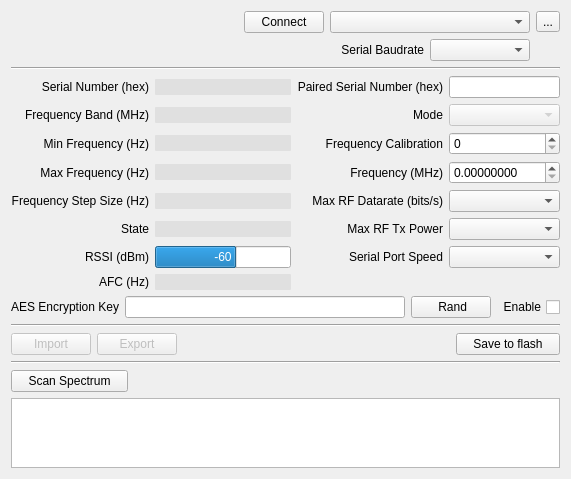
This is ground/openpilotgcs/src/plugins/pipxtreme/pipxtreme.ui in openpilot/OpenPilot as Qt 5 draws it before an edit. The edited form follows.
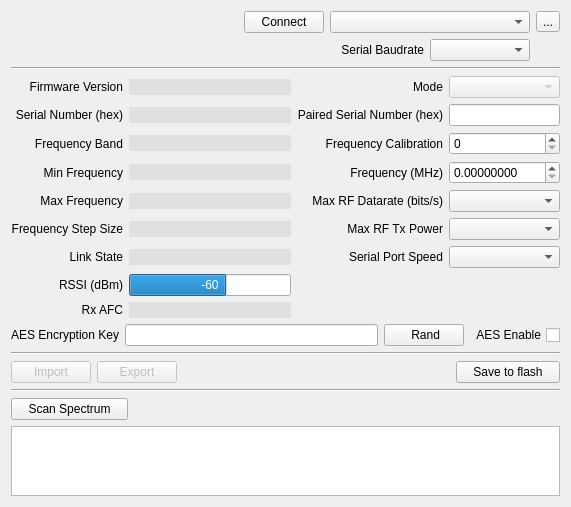
This is the edited form.

Commit message: New PipX config protocol packets - YOU NEED TO UPDATE YOUR PIPX FIRMWARE to use plugin.

```diff
--- a/ground/openpilotgcs/src/plugins/pipxtreme/pipxtreme.ui
+++ b/ground/openpilotgcs/src/plugins/pipxtreme/pipxtreme.ui
@@ -7,7 +7,7 @@
     <x>0</x>
     <y>0</y>
     <width>571</width>
-    <height>460</height>
+    <height>486</height>
    </rect>
   </property>
   <property name="windowTitle">
@@ -115,7 +115,7 @@
    </item>
    <item>
     <layout class="QGridLayout" name="gridLayout">
-     <item row="0" column="0">
+     <item row="1" column="0">
       <widget class="QLabel" name="label_2">
        <property name="text">
         <string>Serial Number (hex)</string>
@@ -125,7 +125,7 @@
        </property>
       </widget>
      </item>
-     <item row="0" column="1">
+     <item row="1" column="1">
       <widget class="QLineEdit" name="lineEdit_SerialNumber">
        <property name="sizePolicy">
         <sizepolicy hsizetype="Preferred" vsizetype="Fixed">
@@ -173,55 +173,17 @@
        </property>
       </widget>
      </item>
-     <item row="0" column="2">
-      <widget class="QLabel" name="label">
-       <property name="text">
-        <string>Paired Serial Number (hex)</string>
-       </property>
-       <property name="alignment">
-        <set>Qt::AlignRight|Qt::AlignTrailing|Qt::AlignVCenter</set>
-       </property>
-      </widget>
-     </item>
-     <item row="0" column="3">
-      <widget class="QLineEdit" name="lineEdit_PairedSerialNumber">
-       <property name="sizePolicy">
-        <sizepolicy hsizetype="Preferred" vsizetype="Fixed">
-         <horstretch>0</horstretch>
-         <verstretch>0</verstretch>
-        </sizepolicy>
-       </property>
-       <property name="maximumSize">
-        <size>
-         <width>16777215</width>
-         <height>16777215</height>
-        </size>
-       </property>
-       <property name="toolTip">
-        <string>Serial number of the remote modem you want to pair with</string>
-       </property>
-       <property name="styleSheet">
-        <string notr="true"/>
-       </property>
-       <property name="maxLength">
-        <number>8</number>
-       </property>
-       <property name="alignment">
-        <set>Qt::AlignLeading|Qt::AlignLeft|Qt::AlignVCenter</set>
-       </property>
-      </widget>
-     </item>
-     <item row="1" column="0">
+     <item row="2" column="0">
       <widget class="QLabel" name="label_10">
        <property name="text">
-        <string>Frequency Band (MHz)</string>
+        <string>Frequency Band</string>
        </property>
        <property name="alignment">
         <set>Qt::AlignRight|Qt::AlignTrailing|Qt::AlignVCenter</set>
        </property>
       </widget>
      </item>
-     <item row="1" column="1">
+     <item row="2" column="1">
       <widget class="QLineEdit" name="lineEdit_FrequencyBand">
        <property name="sizePolicy">
         <sizepolicy hsizetype="Preferred" vsizetype="Fixed">
@@ -262,17 +224,17 @@
        </property>
       </widget>
      </item>
-     <item row="2" column="0">
+     <item row="3" column="0">
       <widget class="QLabel" name="label_3">
        <property name="text">
-        <string>Min Frequency (Hz)</string>
+        <string>Min Frequency</string>
        </property>
        <property name="alignment">
         <set>Qt::AlignRight|Qt::AlignTrailing|Qt::AlignVCenter</set>
        </property>
       </widget>
      </item>
-     <item row="2" column="1">
+     <item row="3" column="1">
       <widget class="QLineEdit" name="lineEdit_MinFrequency">
        <property name="sizePolicy">
         <sizepolicy hsizetype="Preferred" vsizetype="Fixed">
@@ -313,17 +275,17 @@
        </property>
       </widget>
      </item>
-     <item row="3" column="0">
+     <item row="4" column="0">
       <widget class="QLabel" name="label_4">
        <property name="text">
-        <string>Max Frequency (Hz)</string>
+        <string>Max Frequency</string>
        </property>
        <property name="alignment">
         <set>Qt::AlignRight|Qt::AlignTrailing|Qt::AlignVCenter</set>
        </property>
       </widget>
      </item>
-     <item row="3" column="1">
+     <item row="4" column="1">
       <widget class="QLineEdit" name="lineEdit_MaxFrequency">
        <property name="sizePolicy">
         <sizepolicy hsizetype="Preferred" vsizetype="Fixed">
@@ -364,17 +326,17 @@
        </property>
       </widget>
      </item>
-     <item row="4" column="0">
+     <item row="5" column="0">
       <widget class="QLabel" name="label_12">
        <property name="text">
-        <string>Frequency Step Size (Hz)</string>
+        <string>Frequency Step Size</string>
        </property>
        <property name="alignment">
         <set>Qt::AlignRight|Qt::AlignTrailing|Qt::AlignVCenter</set>
        </property>
       </widget>
      </item>
-     <item row="4" column="1">
+     <item row="5" column="1">
       <widget class="QLineEdit" name="lineEdit_FrequencyStepSize">
        <property name="sizePolicy">
         <sizepolicy hsizetype="Preferred" vsizetype="Fixed">
@@ -415,18 +377,18 @@
        </property>
       </widget>
      </item>
-     <item row="5" column="0">
+     <item row="6" column="0">
       <widget class="QLabel" name="label_11">
        <property name="text">
-        <string>State</string>
+        <string>Link State</string>
        </property>
        <property name="alignment">
         <set>Qt::AlignRight|Qt::AlignTrailing|Qt::AlignVCenter</set>
        </property>
       </widget>
      </item>
-     <item row="5" column="1">
-      <widget class="QLineEdit" name="lineEdit_State">
+     <item row="6" column="1">
+      <widget class="QLineEdit" name="lineEdit_LinkState">
        <property name="sizePolicy">
         <sizepolicy hsizetype="Preferred" vsizetype="Fixed">
          <horstretch>0</horstretch>
@@ -466,40 +428,109 @@
        </property>
       </widget>
      </item>
-     <item row="6" column="3">
-      <widget class="QComboBox" name="comboBox_SerialPortSpeed">
-       <property name="maximumSize">
-        <size>
-         <width>16777215</width>
-         <height>16777215</height>
-        </size>
+     <item row="7" column="0">
+      <widget class="QLabel" name="label_16">
+       <property name="text">
+        <string>RSSI (dBm)</string>
        </property>
+       <property name="alignment">
+        <set>Qt::AlignRight|Qt::AlignTrailing|Qt::AlignVCenter</set>
+       </property>
+      </widget>
+     </item>
+     <item row="7" column="1">
+      <widget class="QProgressBar" name="progressBar_RSSI">
        <property name="toolTip">
-        <string>Set the modems serial port speed</string>
+        <string>Received Signal Stremght Indicator</string>
        </property>
+       <property name="minimum">
+        <number>-120</number>
+       </property>
+       <property name="maximum">
+        <number>-20</number>
+       </property>
+       <property name="value">
+        <number>-60</number>
+       </property>
+       <property name="textVisible">
+        <bool>true</bool>
+       </property>
+       <property name="format">
+        <string>%v</string>
+       </property>
       </widget>
      </item>
-     <item row="5" column="3">
-      <widget class="QComboBox" name="comboBox_MaxRFTxPower">
-       <property name="maximumSize">
-        <size>
-         <width>16777215</width>
-         <height>16777215</height>
-        </size>
+     <item row="8" column="0">
+      <widget class="QLabel" name="label_17">
+       <property name="text">
+        <string>Rx AFC</string>
        </property>
-       <property name="toolTip">
-        <string>Set the maximum TX output power the modem will use</string>
+       <property name="alignment">
+        <set>Qt::AlignRight|Qt::AlignTrailing|Qt::AlignVCenter</set>
        </property>
-       <property name="layoutDirection">
-        <enum>Qt::LeftToRight</enum>
+      </widget>
+     </item>
+     <item row="8" column="1">
+      <widget class="QLineEdit" name="lineEdit_RxAFC">
+       <property name="styleSheet">
+        <string notr="true">QLineEdit {
+  border: none;
+  border-radius: 1px;
+  padding: 0 8px;
+  background: rgba(0, 0, 0, 16);
+/*  background: transparent; */
+/*     selection-background-color: darkgray;*/
+}</string>
        </property>
-       <property name="modelColumn">
-        <number>0</number>
+       <property name="readOnly">
+        <bool>true</bool>
        </property>
       </widget>
      </item>
-     <item row="4" column="3">
-      <widget class="QComboBox" name="comboBox_MaxRFBandwidth">
+     <item row="0" column="0">
+      <widget class="QLabel" name="label_9">
+       <property name="text">
+        <string>Firmware Version</string>
+       </property>
+       <property name="alignment">
+        <set>Qt::AlignRight|Qt::AlignTrailing|Qt::AlignVCenter</set>
+       </property>
+      </widget>
+     </item>
+     <item row="0" column="1">
+      <widget class="QLineEdit" name="lineEdit_FirmwareVersion">
+       <property name="font">
+        <font>
+         <weight>75</weight>
+         <bold>true</bold>
+        </font>
+       </property>
+       <property name="styleSheet">
+        <string notr="true">QLineEdit {
+  border: none;
+  border-radius: 1px;
+  padding: 0 8px;
+  background: rgba(0, 0, 0, 16);
+/*  background: transparent; */
+/*     selection-background-color: darkgray;*/
+}</string>
+       </property>
+       <property name="frame">
+        <bool>false</bool>
+       </property>
+       <property name="readOnly">
+        <bool>true</bool>
+       </property>
+      </widget>
+     </item>
+     <item row="2" column="3">
+      <widget class="QSpinBox" name="spinBox_FrequencyCalibration">
+       <property name="sizePolicy">
+        <sizepolicy hsizetype="Preferred" vsizetype="Fixed">
+         <horstretch>0</horstretch>
+         <verstretch>0</verstretch>
+        </sizepolicy>
+       </property>
        <property name="maximumSize">
         <size>
          <width>16777215</width>
@@ -507,7 +538,23 @@
         </size>
        </property>
        <property name="toolTip">
-        <string>Set the maximum RF datarate/channel bandwidth the modem will use</string>
+        <string>Calibrate the modems RF carrier frequency</string>
+       </property>
+       <property name="accelerated">
+        <bool>true</bool>
+       </property>
+       <property name="maximum">
+        <number>255</number>
+       </property>
+      </widget>
+     </item>
+     <item row="2" column="2">
+      <widget class="QLabel" name="label_13">
+       <property name="text">
+        <string>Frequency Calibration</string>
+       </property>
+       <property name="alignment">
+        <set>Qt::AlignRight|Qt::AlignTrailing|Qt::AlignVCenter</set>
        </property>
       </widget>
      </item>
@@ -548,61 +595,6 @@
        </property>
       </widget>
      </item>
-     <item row="2" column="3">
-      <widget class="QSpinBox" name="spinBox_FrequencyCalibration">
-       <property name="sizePolicy">
-        <sizepolicy hsizetype="Preferred" vsizetype="Fixed">
-         <horstretch>0</horstretch>
-         <verstretch>0</verstretch>
-        </sizepolicy>
-       </property>
-       <property name="maximumSize">
-        <size>
-         <width>16777215</width>
-         <height>16777215</height>
-        </size>
-       </property>
-       <property name="toolTip">
-        <string>Calibrate the modems RF carrier frequency</string>
-       </property>
-       <property name="accelerated">
-        <bool>true</bool>
-       </property>
-       <property name="maximum">
-        <number>255</number>
-       </property>
-      </widget>
-     </item>
-     <item row="6" column="2">
-      <widget class="QLabel" name="label_8">
-       <property name="text">
-        <string>Serial Port Speed</string>
-       </property>
-       <property name="alignment">
-        <set>Qt::AlignRight|Qt::AlignTrailing|Qt::AlignVCenter</set>
-       </property>
-      </widget>
-     </item>
-     <item row="5" column="2">
-      <widget class="QLabel" name="label_7">
-       <property name="text">
-        <string>Max RF Tx Power</string>
-       </property>
-       <property name="alignment">
-        <set>Qt::AlignRight|Qt::AlignTrailing|Qt::AlignVCenter</set>
-       </property>
-      </widget>
-     </item>
-     <item row="4" column="2">
-      <widget class="QLabel" name="label_6">
-       <property name="text">
-        <string>Max RF Datarate (bits/s)</string>
-       </property>
-       <property name="alignment">
-        <set>Qt::AlignRight|Qt::AlignTrailing|Qt::AlignVCenter</set>
-       </property>
-      </widget>
-     </item>
      <item row="3" column="2">
       <widget class="QLabel" name="label_5">
        <property name="text">
@@ -613,17 +605,82 @@
        </property>
       </widget>
      </item>
-     <item row="2" column="2">
-      <widget class="QLabel" name="label_13">
+     <item row="4" column="3">
+      <widget class="QComboBox" name="comboBox_MaxRFBandwidth">
+       <property name="maximumSize">
+        <size>
+         <width>16777215</width>
+         <height>16777215</height>
+        </size>
+       </property>
+       <property name="toolTip">
+        <string>Set the maximum RF datarate/channel bandwidth the modem will use</string>
+       </property>
+      </widget>
+     </item>
+     <item row="4" column="2">
+      <widget class="QLabel" name="label_6">
        <property name="text">
-        <string>Frequency Calibration</string>
+        <string>Max RF Datarate (bits/s)</string>
        </property>
        <property name="alignment">
         <set>Qt::AlignRight|Qt::AlignTrailing|Qt::AlignVCenter</set>
        </property>
       </widget>
      </item>
-     <item row="1" column="2">
+     <item row="5" column="3">
+      <widget class="QComboBox" name="comboBox_MaxRFTxPower">
+       <property name="maximumSize">
+        <size>
+         <width>16777215</width>
+         <height>16777215</height>
+        </size>
+       </property>
+       <property name="toolTip">
+        <string>Set the maximum TX output power the modem will use</string>
+       </property>
+       <property name="layoutDirection">
+        <enum>Qt::LeftToRight</enum>
+       </property>
+       <property name="modelColumn">
+        <number>0</number>
+       </property>
+      </widget>
+     </item>
+     <item row="5" column="2">
+      <widget class="QLabel" name="label_7">
+       <property name="text">
+        <string>Max RF Tx Power</string>
+       </property>
+       <property name="alignment">
+        <set>Qt::AlignRight|Qt::AlignTrailing|Qt::AlignVCenter</set>
+       </property>
+      </widget>
+     </item>
+     <item row="6" column="3">
+      <widget class="QComboBox" name="comboBox_SerialPortSpeed">
+       <property name="maximumSize">
+        <size>
+         <width>16777215</width>
+         <height>16777215</height>
+        </size>
+       </property>
+       <property name="toolTip">
+        <string>Set the modems serial port speed</string>
+       </property>
+      </widget>
+     </item>
+     <item row="6" column="2">
+      <widget class="QLabel" name="label_8">
+       <property name="text">
+        <string>Serial Port Speed</string>
+       </property>
+       <property name="alignment">
+        <set>Qt::AlignRight|Qt::AlignTrailing|Qt::AlignVCenter</set>
+       </property>
+      </widget>
+     </item>
+     <item row="0" column="2">
       <widget class="QLabel" name="label_14">
        <property name="text">
         <string>Mode</string>
@@ -633,7 +690,7 @@
        </property>
       </widget>
      </item>
-     <item row="1" column="3">
+     <item row="0" column="3">
       <widget class="QComboBox" name="comboBox_Mode">
        <property name="enabled">
         <bool>false</bool>
@@ -649,59 +706,41 @@
        </property>
       </widget>
      </item>
-     <item row="6" column="0">
-      <widget class="QLabel" name="label_16">
-       <property name="text">
-        <string>RSSI (dBm)</string>
+     <item row="1" column="3">
+      <widget class="QLineEdit" name="lineEdit_PairedSerialNumber">
+       <property name="sizePolicy">
+        <sizepolicy hsizetype="Preferred" vsizetype="Fixed">
+         <horstretch>0</horstretch>
+         <verstretch>0</verstretch>
+        </sizepolicy>
        </property>
-       <property name="alignment">
-        <set>Qt::AlignRight|Qt::AlignTrailing|Qt::AlignVCenter</set>
+       <property name="maximumSize">
+        <size>
+         <width>16777215</width>
+         <height>16777215</height>
+        </size>
        </property>
-      </widget>
-     </item>
-     <item row="6" column="1">
-      <widget class="QProgressBar" name="progressBar_RSSI">
-       <property name="minimum">
-        <number>-120</number>
+       <property name="toolTip">
+        <string>Serial number of the remote modem you want to pair with</string>
        </property>
-       <property name="maximum">
-        <number>-20</number>
-       </property>
-       <property name="value">
-        <number>-60</number>
-       </property>
-       <property name="textVisible">
-        <bool>true</bool>
-       </property>
-       <property name="format">
-        <string>%v</string>
-       </property>
-      </widget>
-     </item>
-     <item row="7" column="0">
-      <widget class="QLabel" name="label_17">
-       <property name="text">
-        <string>AFC (Hz)</string>
-       </property>
-       <property name="alignment">
-        <set>Qt::AlignRight|Qt::AlignTrailing|Qt::AlignVCenter</set>
-       </property>
-      </widget>
-     </item>
-     <item row="7" column="1">
-      <widget class="QLineEdit" name="lineEdit_RxAFC">
        <property name="styleSheet">
-        <string notr="true">QLineEdit {
-  border: none;
-  border-radius: 1px;
-  padding: 0 8px;
-  background: rgba(0, 0, 0, 16);
-/*  background: transparent; */
-/*     selection-background-color: darkgray;*/
-}</string>
+        <string notr="true"/>
        </property>
-       <property name="readOnly">
-        <bool>true</bool>
+       <property name="maxLength">
+        <number>8</number>
+       </property>
+       <property name="alignment">
+        <set>Qt::AlignLeading|Qt::AlignLeft|Qt::AlignVCenter</set>
+       </property>
+      </widget>
+     </item>
+     <item row="1" column="2">
+      <widget class="QLabel" name="label">
+       <property name="text">
+        <string>Paired Serial Number (hex)</string>
+       </property>
+       <property name="alignment">
+        <set>Qt::AlignRight|Qt::AlignTrailing|Qt::AlignVCenter</set>
        </property>
       </widget>
      </item>
@@ -763,7 +802,7 @@
         <enum>Qt::RightToLeft</enum>
        </property>
        <property name="text">
-        <string>Enable</string>
+        <string>AES Enable</string>
        </property>
       </widget>
      </item>
```
The commit also changes 2 other files.
